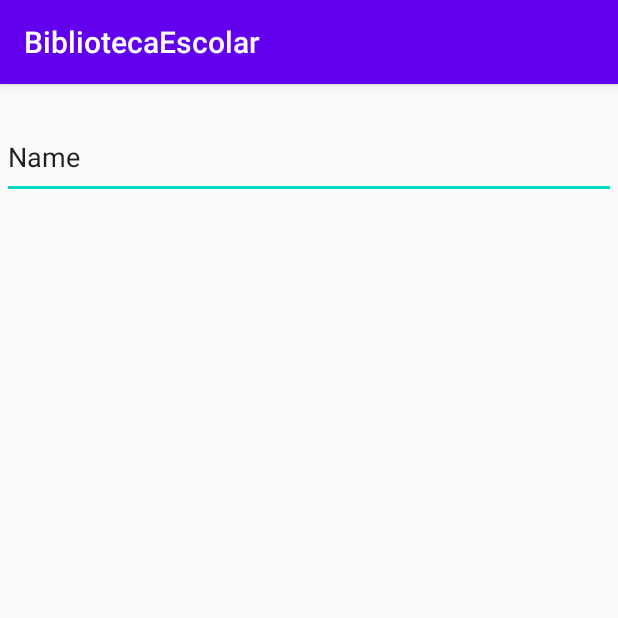
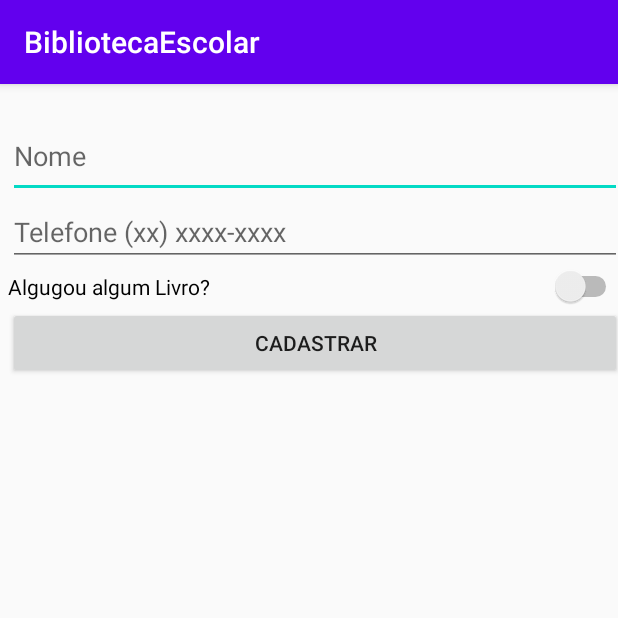
Before and after one commit to anaguglielmini/BibliotecaEscolar, an Android app: the screen it shows after launch (MainActivity), on a phone screen of 412 x 824 dp, the top half of it. Run offline under Robolectric (Android 15) with nearby library versions, the phone set to English and light mode, and no system bars.

Commit message:
Coloquei quase todos os meus elementos da tela, só falta programar e linkar com a segunda tela.

```diff
--- a/app/src/main/java/com/example/bibliotecaescolar/MainActivity.java
+++ b/app/src/main/java/com/example/bibliotecaescolar/MainActivity.java
@@ -11,4 +11,5 @@ public class MainActivity extends AppCompatActivity {
         super.onCreate(savedInstanceState);
         setContentView(R.layout.activity_main);
     }
+
 }
--- a/app/src/main/res/layout/activity_main.xml
+++ b/app/src/main/res/layout/activity_main.xml
@@ -9,11 +9,9 @@
     <LinearLayout
         android:layout_width="409dp"
         android:layout_height="729dp"
-        android:layout_marginStart="2dp"
-        android:layout_marginLeft="2dp"
-        android:layout_marginTop="2dp"
-        android:layout_marginEnd="2dp"
-        android:layout_marginRight="2dp"
+        android:layout_marginStart="8dp"
+        android:layout_marginLeft="8dp"
+        android:layout_marginTop="1dp"
         android:orientation="vertical"
         app:layout_constraintBottom_toBottomOf="parent"
         app:layout_constraintEnd_toEndOf="parent"
@@ -21,11 +19,35 @@
         app:layout_constraintTop_toTopOf="parent">
 
         <EditText
-            android:id="@+id/editText"
+            android:id="@+id/txtNome"
             android:layout_width="match_parent"
             android:layout_height="56dp"
             android:ems="10"
-            android:inputType="textPersonName"
-            android:text="Name" />
+            android:hint="@string/hintN1"
+            android:inputType="textPersonName" />
+
+        <EditText
+            android:id="@+id/pnTelefone"
+            android:layout_width="match_parent"
+            android:layout_height="wrap_content"
+            android:ems="10"
+            android:hint="@string/hintN2"
+            android:inputType="phone" />
+
+        <Switch
+            android:id="@+id/switchAluga"
+            android:layout_width="match_parent"
+            android:layout_height="wrap_content"
+            android:text="@string/swSN"
+            android:textOff="NÂO"
+            android:textOn="SIM" />
+
+        <Button
+            android:id="@+id/buttontnCadastrar"
+            android:layout_width="match_parent"
+            android:layout_height="wrap_content"
+            android:onClick="Cadastrar"
+            android:text="@string/btnCad" />
+
     </LinearLayout>
 </androidx.constraintlayout.widget.ConstraintLayout>
--- a/app/src/main/res/values/strings.xml
+++ b/app/src/main/res/values/strings.xml
@@ -1,3 +1,7 @@
 <resources>
     <string name="app_name">BibliotecaEscolar</string>
+    <string name="hintN1">Nome</string>
+    <string name="hintN2">Telefone (xx) xxxx-xxxx</string>
+    <string name="btnCad">Cadastrar</string>
+    <string name="swSN">Algugou algum Livro?</string>
 </resources>
```
